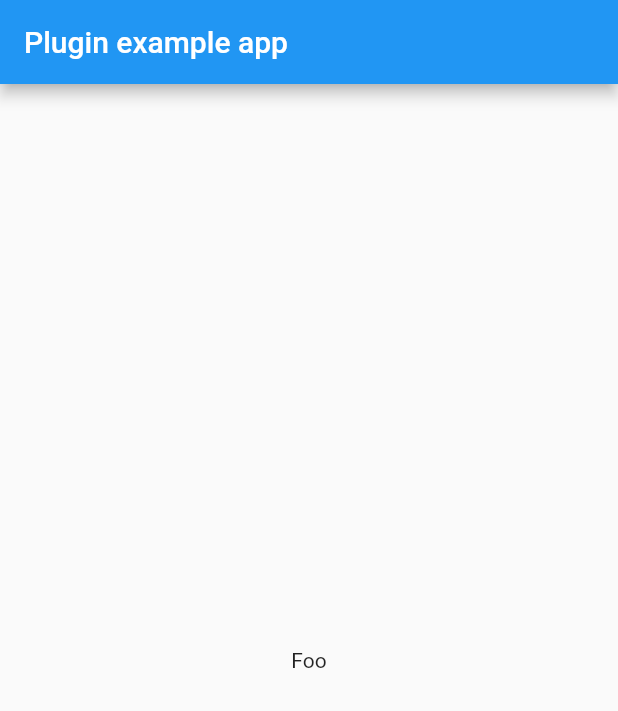
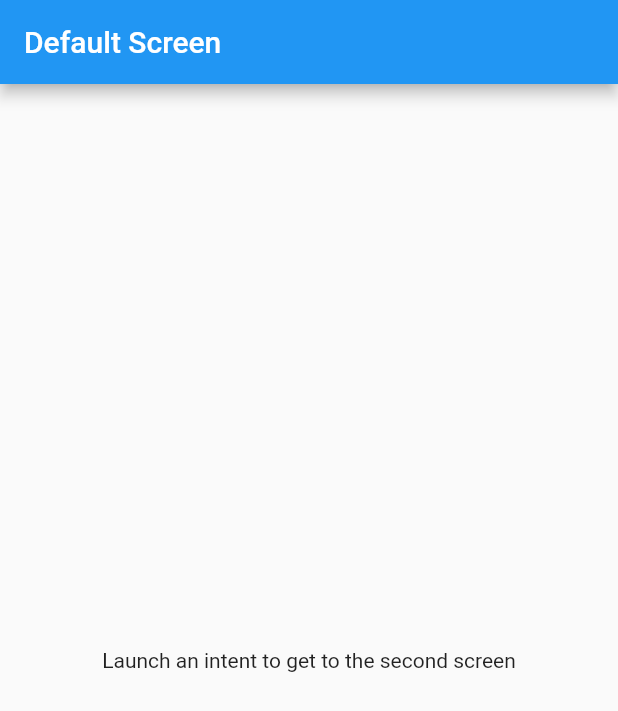
Before and after one commit to llfbandit/app_links, a Flutter app: the screen it shows after launch, on a phone screen of 412 x 824 dp. Shown: the top 711 px of the screen. Run offline on Flutter 3.47's test engine with Material 2 defaults, Android fonts, the phone set to English and light mode, and no system bars.

Commit message:
Improved example by showing a full sample app

```diff
--- a/example/lib/main.dart
+++ b/example/lib/main.dart
@@ -1,27 +1,101 @@
+import 'package:app_links/app_links.dart';
 import 'package:flutter/material.dart';
 
 ///////////////////////////////////////////////////////////////////////////////
-/// This example does nothing.
+/// Please make sure to follow the setup instructions below
 ///
 /// Please take a look at:
 /// - example/android/app/main/AndroidManifest.xml for Android.
 ///
 /// - example/ios/Runner/Runner.entitlements for Universal Link sample.
 /// - example/ios/Runner/Info.plist for Custom URL scheme sample.
+///
+/// You can launch an intent on an Android Emulator like this:
+///    adb shell am start -a android.intent.action.VIEW \
+//     -c android.intent.category.BROWSABLE \
+//     -d "http://example.com/book/hello-world"
 ///////////////////////////////////////////////////////////////////////////////
 
 void main() {
   runApp(MyApp());
 }
 
-class MyApp extends StatelessWidget {
+class MyApp extends StatefulWidget {
+  @override
+  _MyAppState createState() => _MyAppState();
+}
+
+class _MyAppState extends State<MyApp> {
+  final _navigatorKey = GlobalKey<NavigatorState>();
+
+  @override
+  void initState() {
+    initDeepLinks();
+    super.initState();
+  }
+
+  void initDeepLinks() async {
+    final _appLinks = AppLinks(
+      onAppLink: (Uri uri) {
+        openAppLink(uri);
+      },
+    );
+
+    final lastAppLinkUri = await _appLinks.getLatestAppLink();
+    if (lastAppLinkUri != null) {
+      openAppLink(lastAppLinkUri);
+    }
+  }
+
+  void openAppLink(Uri uri) {
+    _navigatorKey.currentState
+        .pushNamed(uri.path, arguments: uri.queryParameters);
+  }
+
   @override
   Widget build(BuildContext context) {
     return MaterialApp(
-      home: Scaffold(
-        appBar: AppBar(title: const Text('Plugin example app')),
-        body: Center(child: Text('Foo')),
-      ),
+      navigatorKey: _navigatorKey,
+      initialRoute: "/",
+      onGenerateRoute: (RouteSettings settings) {
+        Widget routeWidget = defaultScreen();
+
+        // Parse route to extract dynamic parameters
+        var uri = Uri.parse(settings.name);
+        var firstLevel =
+            uri.pathSegments.length > 0 ? uri.pathSegments.first : "";
+        switch(firstLevel) {
+          case "book":
+            if (uri.pathSegments.length > 1) {
+              // Navigated to /book/:id
+              routeWidget = customScreen(uri.pathSegments[1]);
+            } else {
+              // Navigated to /book without other parameters
+              routeWidget = customScreen("None");
+            }
+            break;
+        }
+
+        return MaterialPageRoute(
+          builder: (context) => routeWidget,
+          settings: settings,
+          fullscreenDialog: true,
+        );
+      },
+    );
+  }
+
+  Widget defaultScreen() {
+    return Scaffold(
+      appBar: AppBar(title: const Text('Default Screen')),
+      body: Center(child: const Text('Launch an intent to get to the second screen')),
+    );
+  }
+
+  Widget customScreen(String bookId) {
+    return Scaffold(
+      appBar: AppBar(title: const Text('Second Screen')),
+      body: Center(child: Text('Opened with parameter: ' + bookId)),
     );
   }
 }
```
